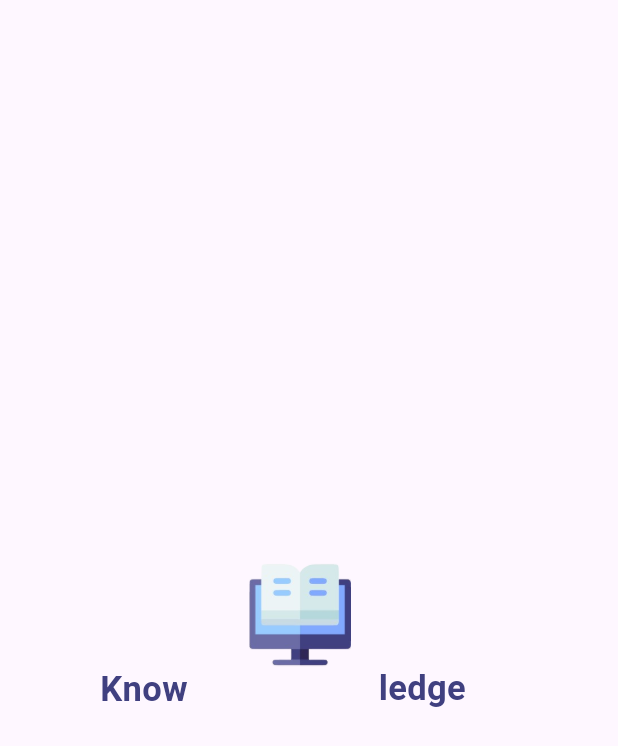
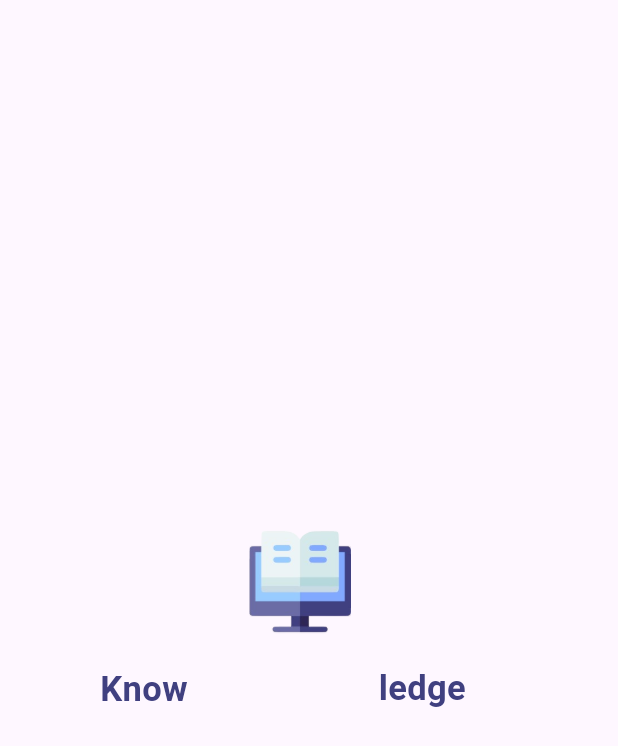
Before and after one commit to Oyyanv/knowledge, a Flutter app: the first screen one second after launch, on a phone screen of 412 x 824 dp. Shown: the top 746 px of the screen. Run offline on Flutter 3.47's test engine with Material 3 defaults, Android fonts, the light colour scheme and no system bars.

Commit message:
splash selesai

```diff
--- a/lib/main.dart
+++ b/lib/main.dart
@@ -1,5 +1,5 @@
 import 'package:flutter/material.dart';
-import 'package:knowledge/screens/form_pengajuan.dart';
+// import 'package:knowledge/screens/form_pengajuan.dart';
 import 'package:knowledge/screens/splash.dart';
 // import 'package:knowledge/screens/splash.dart';
 
--- a/lib/screens/form_pengajuan.dart
+++ b/lib/screens/form_pengajuan.dart
@@ -1,7 +1,7 @@
 import 'package:flutter/material.dart';
 import 'package:flutter/services.dart';
 import 'package:intl/intl.dart';
-import 'detailpage.dart';
+// import 'detailpage.dart';
 
 void main() {
   runApp(MaterialApp(
--- a/lib/screens/item_cards.dart
+++ b/lib/screens/item_cards.dart
@@ -1,5 +1,5 @@
 import 'package:flutter/material.dart';
-import 'package:google_fonts/google_fonts.dart';
+// import 'package:google_fonts/google_fonts.dart';
 
 class ItemCard extends StatelessWidget {
   final DateTime jadwal;
--- a/lib/screens/splash.dart
+++ b/lib/screens/splash.dart
@@ -7,13 +7,16 @@ class SplashScreen extends StatefulWidget {
   State<SplashScreen> createState() => _SplashScreenState();
 }
 
-class _SplashScreenState extends State<SplashScreen> with TickerProviderStateMixin {
+class _SplashScreenState extends State<SplashScreen>
+    with TickerProviderStateMixin {
   late AnimationController _controller;
+  late AnimationController _bouncecontroller;
   late AnimationController _secondcontroller;
   late AnimationController _thirdcontroller;
   late AnimationController _fourthcontroller;
   late AnimationController _gambarcontroller;
   late AnimationController _fadeOutController;
+  late AnimationController _backGroundController;
   late Animation<Offset> _offsetAnimation;
   late Animation<Offset> _offsetgambar;
   late Animation<Offset> _text1;
@@ -22,12 +25,18 @@ class _SplashScreenState extends State<SplashScreen> with TickerProviderStateMix
   late Animation<Offset> _text4;
   late Animation<double> _bouncelogo;
   late Animation<double> _fadeOutAnimation;
+  late Animation<Decoration> _backgroundAnimation;
 
   @override
   void initState() {
     super.initState();
     _controller = AnimationController(
       duration: const Duration(seconds: 1),
+      vsync: this,
+    );
+
+    _backGroundController = AnimationController(
+      duration: const Duration(milliseconds: 700),
       vsync: this,
     );
 
@@ -56,12 +65,17 @@ class _SplashScreenState extends State<SplashScreen> with TickerProviderStateMix
       vsync: this,
     );
 
+    _bouncecontroller = AnimationController(
+      duration: const Duration(milliseconds: 2000),
+      vsync: this,
+    );
+
     _offsetAnimation = Tween<Offset>(
       begin: const Offset(0.0, -10.0),
       end: Offset.zero,
     ).animate(
       CurvedAnimation(
-        parent: _controller,
+        parent: _bouncecontroller,
         curve: Curves.easeInOut,
       ),
     );
@@ -122,23 +136,43 @@ class _SplashScreenState extends State<SplashScreen> with TickerProviderStateMix
       CurvedAnimation(parent: _fadeOutController, curve: Curves.easeInOut),
     );
 
+    _backgroundAnimation = TweenSequence<Decoration>([
+      TweenSequenceItem(
+        tween: DecorationTween(
+          begin: const BoxDecoration(),
+          end: const BoxDecoration(
+            gradient: LinearGradient(
+              colors: [Color(0xffDEE3F1), Color(0xffBCCFFF), Color(0xff8EB3FA)],
+              begin: Alignment.topCenter,
+              end: Alignment.bottomCenter,
+            ),
+          ),
+        ),
+        weight: 1.0,
+      ),
+    ]).animate(_backGroundController);
+
     _controller.forward();
     _thirdcontroller.forward();
 
-    Future.delayed(const Duration(seconds: 2), () {
+    Future.delayed(const Duration(milliseconds: 1400), () {
       _secondcontroller.forward();
     });
 
-    Future.delayed(const Duration(seconds: 2), () {
+    Future.delayed(const Duration(milliseconds: 1400), () {
       _fourthcontroller.forward();
     });
 
-    Future.delayed(const Duration(seconds: 2), () {
+    Future.delayed(const Duration(milliseconds: 1500), () {
+      _backGroundController.forward();
+    });
+
+    Future.delayed(const Duration(milliseconds: 1400), () {
       _gambarcontroller.forward();
     });
 
     // Trigger the fade-out animation after all other animations are complete
-    Future.delayed(const Duration(seconds: 3), () {
+    Future.delayed(const Duration(milliseconds: 2200), () {
       _fadeOutController.forward();
     });
   }
@@ -146,19 +180,22 @@ class _SplashScreenState extends State<SplashScreen> with TickerProviderStateMix
   @override
   Widget build(BuildContext context) {
     return Scaffold(
-      body: Center(
+      body: AnimatedBuilder(
+        animation: _backGroundController,
+        builder: (context, child) {
+          return Container(
+            decoration: _backgroundAnimation.value,
+            child: Center(
               child: AnimatedBuilder(
                 animation: _fadeOutController,
                 builder: (context, child) {
                   return Opacity(
                     opacity: _fadeOutAnimation.value,
-              child: child,
-            );
-          },
                     child: Stack(
                       children: [
                         AnimatedBuilder(
-                animation: Listenable.merge([_controller, _gambarcontroller]),
+                          animation: Listenable.merge(
+                              [_controller, _gambarcontroller]),
                           builder: (context, child) {
                             return Transform.translate(
                               offset: _offsetAnimation.value *
@@ -177,7 +214,8 @@ class _SplashScreenState extends State<SplashScreen> with TickerProviderStateMix
                           ),
                         ),
                         AnimatedBuilder(
-                animation: Listenable.merge([_controller, _secondcontroller]),
+                          animation: Listenable.merge(
+                              [_controller, _secondcontroller]),
                           builder: (context, child) {
                             return SlideTransition(
                               position: _text1,
@@ -188,14 +226,16 @@ class _SplashScreenState extends State<SplashScreen> with TickerProviderStateMix
                                   style: TextStyle(
                                     fontSize: 23,
                                     fontWeight: FontWeight.bold,
-                            color: Color(0xff404080)),
+                                    color: Color(0xff404080),
+                                  ),
                                 ),
                               ),
                             );
                           },
                         ),
                         AnimatedBuilder(
-                animation: Listenable.merge([_thirdcontroller, _fourthcontroller]),
+                          animation: Listenable.merge(
+                              [_thirdcontroller, _fourthcontroller]),
                           builder: (context, child) {
                             return SlideTransition(
                               position: _text3,
@@ -206,7 +246,8 @@ class _SplashScreenState extends State<SplashScreen> with TickerProviderStateMix
                                   style: TextStyle(
                                     fontSize: 23,
                                     fontWeight: FontWeight.bold,
-                            color: Color(0xff404080)),
+                                    color: Color(0xff404080),
+                                  ),
                                 ),
                               ),
                             );
@@ -214,7 +255,12 @@ class _SplashScreenState extends State<SplashScreen> with TickerProviderStateMix
                         ),
                       ],
                     ),
+                  );
+                },
               ),
+            ),
+          );
+        },
       ),
     );
   }
@@ -227,6 +273,8 @@ class _SplashScreenState extends State<SplashScreen> with TickerProviderStateMix
     _fourthcontroller.dispose();
     _gambarcontroller.dispose();
     _fadeOutController.dispose();
+    _backGroundController.dispose();
+    _bouncecontroller.dispose();
     super.dispose();
   }
 }
```
Lines whose indentation alone changed are shown as unchanged.
